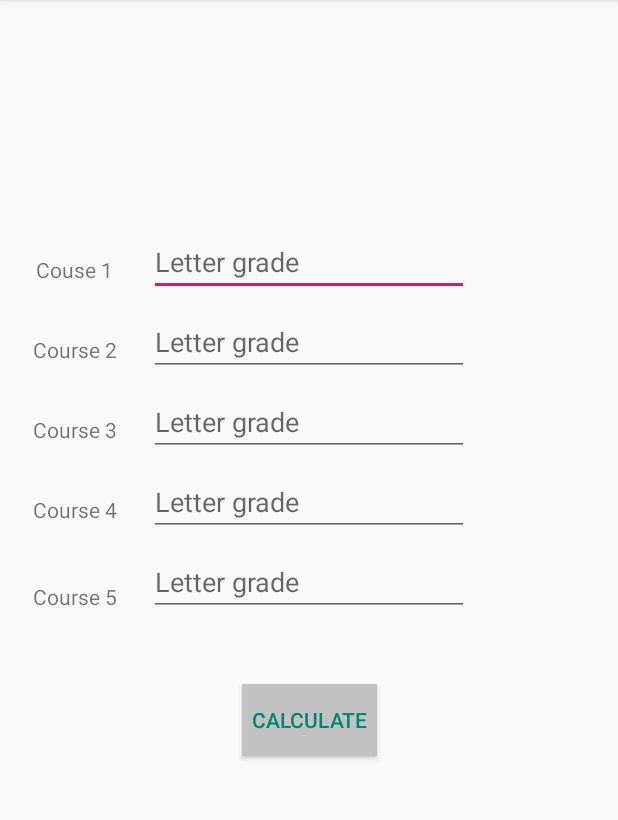
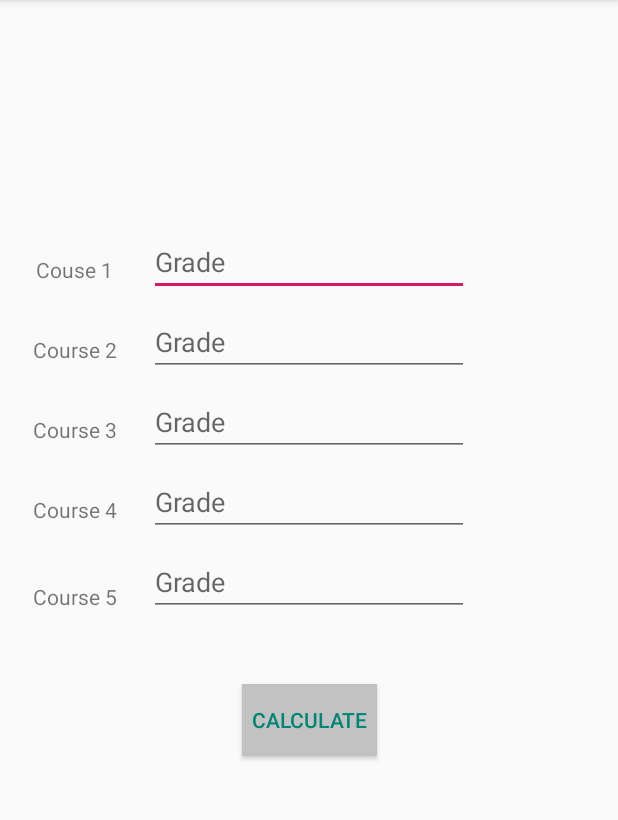
Before and after one commit to abouthugo/android-gpa-calculator, an Android app: the screen it shows after launch (MainActivity), on a phone screen of 412 x 824 dp, the part 84-904 px from its top. Run offline under Robolectric (Android 15) with nearby library versions, the phone set to English and light mode, and no system bars.

Commit message:
Changed hint

```diff
--- a/app/src/main/java/com/example/gpa_10894634_calculator/MainActivity.java
+++ b/app/src/main/java/com/example/gpa_10894634_calculator/MainActivity.java
@@ -87,7 +87,7 @@ public class MainActivity extends AppCompatActivity {
   }
 
   /**
-   * Checks that all the input fields have a valid letter grade
+   * Checks that all the input fields have a valid Grade
    */
   public boolean validState() {
     for (EditText i : list) {
--- a/app/src/main/res/layout/activity_main.xml
+++ b/app/src/main/res/layout/activity_main.xml
@@ -49,7 +49,7 @@
       android:layout_marginLeft="16dp"
       android:layout_marginRight="8dp"
       android:ems="10"
-      android:hint="Letter grade"
+      android:hint="Grade"
       android:inputType="number"
       app:layout_constraintEnd_toEndOf="parent"
       app:layout_constraintHorizontal_bias="0.477"
@@ -66,7 +66,7 @@
       android:layout_marginLeft="8dp"
       android:layout_marginRight="8dp"
       android:ems="10"
-      android:hint="Letter grade"
+      android:hint="Grade"
       android:inputType="number"
       app:layout_constraintEnd_toEndOf="parent"
       app:layout_constraintStart_toStartOf="parent"
@@ -81,7 +81,7 @@
       android:layout_marginLeft="8dp"
       android:layout_marginRight="8dp"
       android:ems="10"
-      android:hint="Letter grade"
+      android:hint="Grade"
       android:inputType="number"
       app:layout_constraintEnd_toEndOf="parent"
       app:layout_constraintStart_toStartOf="parent"
@@ -96,7 +96,7 @@
       android:layout_marginLeft="8dp"
       android:layout_marginRight="8dp"
       android:ems="10"
-      android:hint="Letter grade"
+      android:hint="Grade"
       android:inputType="number"
       app:layout_constraintEnd_toEndOf="parent"
       app:layout_constraintStart_toStartOf="parent"
@@ -111,7 +111,7 @@
       android:layout_marginLeft="8dp"
       android:layout_marginRight="8dp"
       android:ems="10"
-      android:hint="Letter grade"
+      android:hint="Grade"
       android:inputType="number"
       app:layout_constraintEnd_toEndOf="parent"
       app:layout_constraintStart_toStartOf="parent"
```
